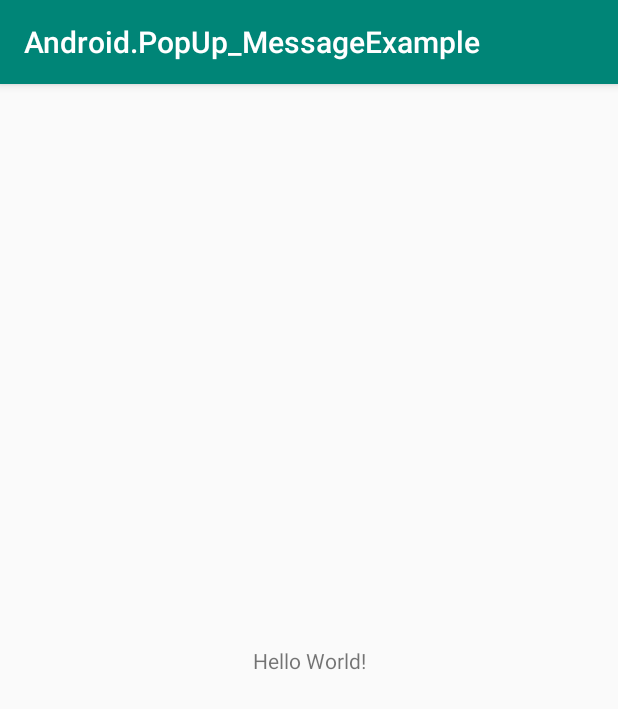
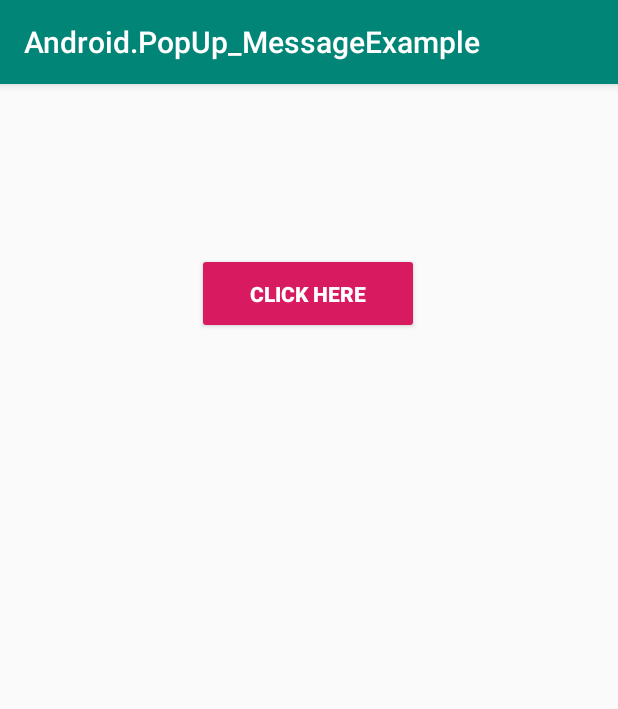
Before and after one commit to samirthaker2020/Android.PopUp_MessageExample, an Android app: the screen it shows after launch (MainActivity), on a phone screen of 412 x 824 dp. Shown: the top 709 px of the screen. Run offline under Robolectric (Android 15) with nearby library versions, the phone set to English and light mode, and no system bars.

Commit message:
created button for popup

```diff
--- a/app/src/main/res/layout/activity_main.xml
+++ b/app/src/main/res/layout/activity_main.xml
@@ -6,13 +6,19 @@
     android:layout_height="match_parent"
     tools:context=".MainActivity">
 
-    <TextView
-        android:layout_width="wrap_content"
-        android:layout_height="wrap_content"
-        android:text="Hello World!"
+    <Button
+        android:id="@+id/btn1"
+        android:layout_width="148dp"
+        android:layout_height="54dp"
+        android:backgroundTint="@color/colorAccent"
+        android:text="@string/click_here"
+        android:textAlignment="center"
+        android:textColor="#FFFFFF"
+        android:textStyle="bold"
         app:layout_constraintBottom_toBottomOf="parent"
-        app:layout_constraintLeft_toLeftOf="parent"
-        app:layout_constraintRight_toRightOf="parent"
-        app:layout_constraintTop_toTopOf="parent" />
-
+        app:layout_constraintEnd_toEndOf="parent"
+        app:layout_constraintHorizontal_bias="0.498"
+        app:layout_constraintStart_toStartOf="parent"
+        app:layout_constraintTop_toTopOf="parent"
+        app:layout_constraintVertical_bias="0.158" />
 </androidx.constraintlayout.widget.ConstraintLayout>
--- a/app/src/main/res/values/strings.xml
+++ b/app/src/main/res/values/strings.xml
@@ -1,3 +1,4 @@
 <resources>
     <string name="app_name">Android.PopUp_MessageExample</string>
+    <string name="click_here">Click Here</string>
 </resources>
```
